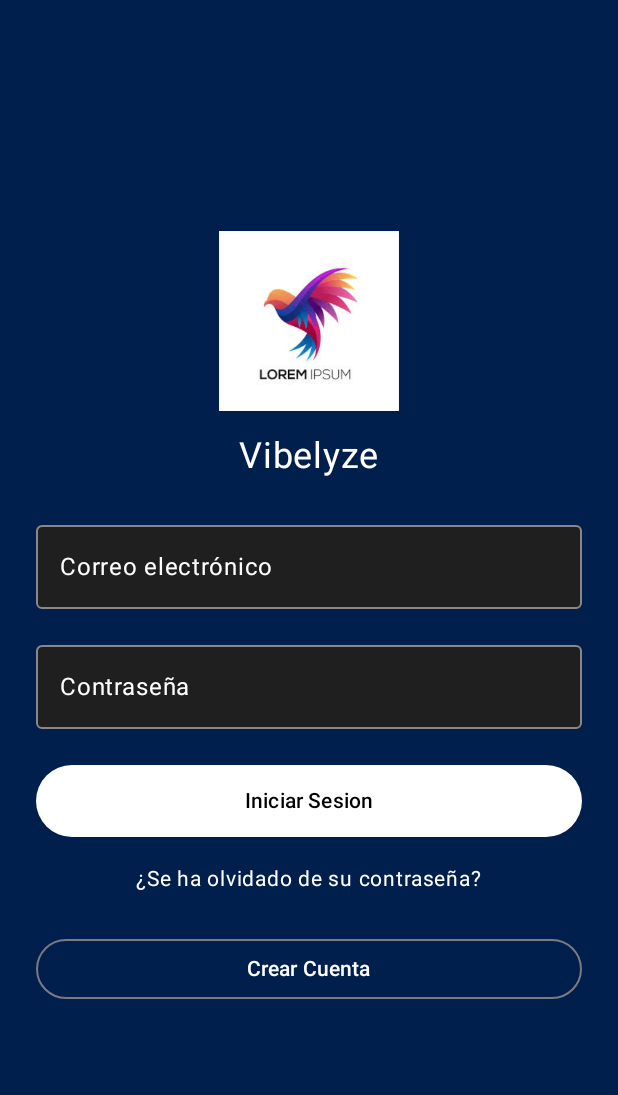
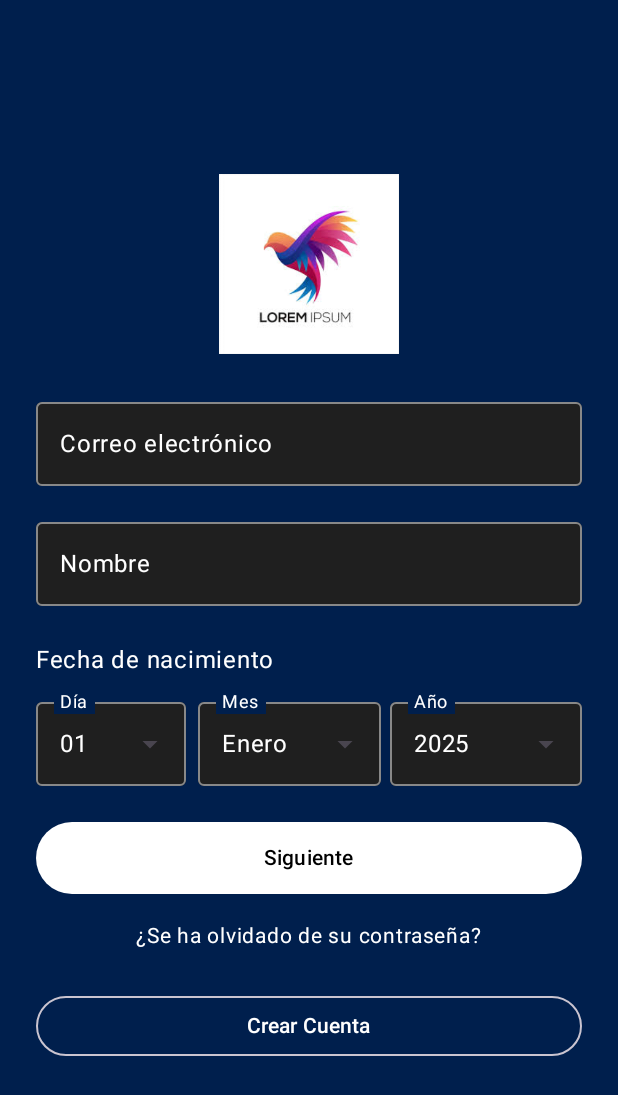
Before and after one commit to ArmandoAgui/Vibelyze, an Android app built with Jetpack Compose: the screen it shows after launch (MainActivity), after a tap on "Crear Cuenta", on a phone screen of 412 x 824 dp. Shown: the top 1095 px of the screen. Run offline under Robolectric (Android 15) with nearby library versions, the phone set to English and light mode, and no system bars.

Commit message:
:construction:se ha agregado la pantalla de SignUp pero aun falta la pantalla de confirmacion de contraseña

```diff
--- a/Vibelyze/app/build.gradle.kts
+++ b/Vibelyze/app/build.gradle.kts
@@ -40,6 +40,12 @@ android {
 }
 
 dependencies {
+
+    implementation("androidx.navigation:navigation-compose:2.7.5") // o la última versión
+    implementation("org.jetbrains.kotlinx:kotlinx-serialization-json:1.6.0") // o la que uses
+    implementation("io.coil-kt:coil-compose:2.4.0")
+    implementation("androidx.compose.material3:material3:1.1.2")
+
     implementation(libs.androidx.compose.material3)
     implementation(libs.androidx.core.ktx)
     implementation(libs.androidx.lifecycle.runtime.ktx)
--- a/Vibelyze/app/src/main/java/com/vibelyze/MainActivity.kt
+++ b/Vibelyze/app/src/main/java/com/vibelyze/MainActivity.kt
@@ -13,16 +13,34 @@ import androidx.compose.material3.Text
 import androidx.compose.runtime.Composable
 import androidx.compose.ui.Modifier
 import androidx.compose.ui.tooling.preview.Preview
+import androidx.navigation.compose.NavHost
+import androidx.navigation.compose.composable
+import androidx.navigation.compose.rememberNavController
 import com.vibelyze.ui.screens.auth.LoginScreen
+import com.vibelyze.ui.screens.auth.SignUpScreen
 import com.vibelyze.ui.theme.VibelyzeTheme
+
+
+import androidx.activity.compose.setContent
+import androidx.navigation.compose.NavHost
+import androidx.navigation.compose.composable
+import androidx.navigation.compose.rememberNavController
+
 
 class MainActivity : ComponentActivity() {
     override fun onCreate(savedInstanceState: Bundle?) {
         super.onCreate(savedInstanceState)
         setContent {
-            VibelyzeTheme {
-                Surface(color = MaterialTheme.colorScheme.background) {
-                    LoginScreen()
+            MaterialTheme {
+                val navController = rememberNavController()
+
+                NavHost(navController = navController, startDestination = "login") {
+                    composable("login") {
+                        LoginScreen(navController)
+                    }
+                    composable("signup") {
+                        SignUpScreen()
+                    }
                 }
             }
         }
--- a/Vibelyze/app/src/main/java/com/vibelyze/ui/screens/auth/LoginScreen.kt
+++ b/Vibelyze/app/src/main/java/com/vibelyze/ui/screens/auth/LoginScreen.kt
@@ -23,11 +23,20 @@ import com.vibelyze.R
 import androidx.compose.material3.*
 
 
+import androidx.compose.foundation.layout.*
+import androidx.compose.material3.*
+import androidx.compose.runtime.*
+import androidx.compose.ui.unit.dp
+import androidx.navigation.NavController
+
+
+
+
 @Composable
 fun LoginScreen(
+    navController: NavController,
     onLoginClick: () -> Unit = {},
-    onCreateAccountClick: () -> Unit = {},
-    onForgotPasswordClick: () -> Unit = {}
+    onForgotPasswordClick: () -> Unit = {},
 ) {
     var email by remember { mutableStateOf("") }
     var password by remember { mutableStateOf("") }
@@ -46,6 +55,8 @@ fun LoginScreen(
                 contentDescription = "Logo",
                 modifier = Modifier.size(120.dp)
             )
+
+
 
             Spacer(modifier = Modifier.height(16.dp))
 
@@ -119,7 +130,7 @@ fun LoginScreen(
             Spacer(modifier = Modifier.height(16.dp))
 
             OutlinedButton(
-                onClick = onCreateAccountClick,
+                onClick = { navController.navigate("signup") },
                 modifier = Modifier.fillMaxWidth(),
                 colors = ButtonDefaults.outlinedButtonColors(contentColor = Color.White)
             ) {
--- /dev/null
+++ b/Vibelyze/app/src/main/java/com/vibelyze/ui/screens/auth/SignUp.kt
@@ -0,0 +1,308 @@
+package com.vibelyze.ui.screens.auth
+
+import androidx.compose.foundation.Image
+import androidx.compose.foundation.background
+import androidx.compose.foundation.clickable
+import androidx.compose.foundation.layout.*
+import androidx.compose.material3.Button
+import androidx.compose.material3.ButtonDefaults
+import androidx.compose.material3.OutlinedButton
+import androidx.compose.material3.OutlinedTextField
+import androidx.compose.material3.Text
+import androidx.compose.runtime.*
+import androidx.compose.ui.Alignment
+import androidx.compose.ui.Modifier
+import androidx.compose.ui.graphics.Color
+import androidx.compose.ui.res.painterResource
+import androidx.compose.ui.unit.dp
+import androidx.compose.ui.unit.sp
+import androidx.compose.material3.TextFieldDefaults
+import com.vibelyze.R
+import androidx.compose.material3.*
+
+
+@Composable
+fun SignUpScreen(
+    onSignUpClick: () -> Unit = {},
+    onCreateAccountClick: () -> Unit = {},
+    onForgotPasswordClick: () -> Unit = {}
+) {
+    var email by remember { mutableStateOf("") }
+    var name by remember { mutableStateOf("") }
+
+    var selectedDate by remember { mutableStateOf(Triple("01", "Enero", "2025")) }
+
+
+    Box(
+        modifier = Modifier
+            .fillMaxSize()
+            .background(Color(0xFF001F4D)) // Fondo azul marino
+            .padding(24.dp),
+        contentAlignment = Alignment.Center
+    ) {
+        Column(horizontalAlignment = Alignment.CenterHorizontally) {
+
+            Image(
+                painter = painterResource(id = R.drawable.logo),
+                contentDescription = "Logo",
+                modifier = Modifier.size(120.dp)
+            )
+
+            Spacer(modifier = Modifier.height(24.dp))
+
+            OutlinedTextField(
+                value = email,
+                onValueChange = { email = it },
+                label = { Text("Correo electrónico", color = Color.White) },
+                textStyle = LocalTextStyle.current.copy(color = Color.White),
+                modifier = Modifier.fillMaxWidth(),
+                colors = TextFieldDefaults.colors(
+                    focusedContainerColor = Color(0xFF1F1F1F),
+                    unfocusedContainerColor = Color(0xFF1F1F1F),
+                    focusedIndicatorColor = Color.Cyan,
+                    unfocusedIndicatorColor = Color.Gray,
+                    cursorColor = Color.White
+                )
+            )
+
+            Spacer(modifier = Modifier.height(16.dp))
+
+            OutlinedTextField(
+                value = name,
+                onValueChange = { name = it },
+                label = { Text("Nombre", color = Color.White) },
+                textStyle = LocalTextStyle.current.copy(color = Color.White),
+                modifier = Modifier.fillMaxWidth(),
+                colors = TextFieldDefaults.colors(
+                    focusedContainerColor = Color(0xFF1F1F1F),
+                    unfocusedContainerColor = Color(0xFF1F1F1F),
+                    focusedIndicatorColor = Color.Cyan,
+                    unfocusedIndicatorColor = Color.Gray,
+                    cursorColor = Color.White
+                )
+            )
+
+            Spacer(modifier = Modifier.height(24.dp))
+
+            FechaDeNacimientoSelector(
+                selectedDate = selectedDate,
+                onDateSelected = { selectedDate = it },
+                selectedDay = selectedDate.first,
+                selectedMonth = selectedDate.second,
+                selectedYear = selectedDate.third,
+                onDaySelected = { newDay ->
+                    selectedDate = Triple(newDay, selectedDate.second, selectedDate.third)
+                },
+                onMonthSelected = { newMonth ->
+                    selectedDate = Triple(selectedDate.first, newMonth, selectedDate.third)
+                },
+                onYearSelected = { newYear ->
+                    selectedDate = Triple(selectedDate.first, selectedDate.second, newYear)
+                }
+            )
+
+
+
+            Spacer(modifier = Modifier.height(24.dp))
+
+
+            Button(
+                onClick = onSignUpClick,
+                modifier = Modifier
+                    .fillMaxWidth()
+                    .height(48.dp),
+                colors = ButtonDefaults.buttonColors(
+                    containerColor = Color.White,
+                    contentColor = Color.Black
+                )
+            ) {
+                Text("Siguiente")
+            }
+
+            Spacer(modifier = Modifier.height(8.dp))
+
+            Text(
+                text = "¿Se ha olvidado de su contraseña?",
+                color = Color.White,
+                fontSize = 14.sp,
+                modifier = Modifier
+                    .clickable { onForgotPasswordClick() }
+                    .padding(vertical = 8.dp)
+            )
+
+            Spacer(modifier = Modifier.height(16.dp))
+
+            OutlinedButton(
+                onClick = onCreateAccountClick,
+                modifier = Modifier.fillMaxWidth(),
+                colors = ButtonDefaults.outlinedButtonColors(contentColor = Color.White)
+            ) {
+                Text("Crear Cuenta")
+            }
+        }
+    }
+}
+
+@OptIn(ExperimentalMaterial3Api::class)
+@Composable
+fun FechaDeNacimientoSelector(
+    selectedDate: Triple<String, String, String>,
+    onDateSelected: (Triple<String, String, String>) -> Unit,
+    selectedDay: String,
+    selectedMonth: String,
+    selectedYear: String,
+    onDaySelected: (String) -> Unit,
+    onMonthSelected: (String) -> Unit,
+    onYearSelected: (String) -> Unit
+) {
+    val days = (1..31).map { it.toString().padStart(2, '0') }
+    val months = listOf(
+        "Enero", "Febrero", "Marzo", "Abril", "Mayo", "Junio",
+        "Julio", "Agosto", "Septiembre", "Octubre", "Noviembre", "Diciembre"
+    )
+    val years = (2024 downTo 1900).map { it.toString() }
+
+    var (selectedDay, selectedMonth, selectedYear) = selectedDate
+
+
+    var expandedDay by remember { mutableStateOf(false) }
+    var expandedMonth by remember { mutableStateOf(false) }
+    var expandedYear by remember { mutableStateOf(false) }
+
+    val textFieldColors = TextFieldDefaults.colors(
+        focusedIndicatorColor = Color.Cyan,
+        unfocusedIndicatorColor = Color.Gray,
+        cursorColor = Color.White,
+        focusedContainerColor = Color(0xFF1F1F1F),
+        unfocusedContainerColor = Color(0xFF1F1F1F),
+        focusedLabelColor = Color.White,
+        unfocusedLabelColor = Color.White,
+        focusedTextColor = Color.White,
+        unfocusedTextColor = Color.White
+    )
+
+
+    Column(modifier = Modifier.fillMaxWidth()) {
+        Text(
+            text = "Fecha de nacimiento",
+            color = Color.White,
+            modifier = Modifier.padding(bottom = 8.dp)
+        )
+
+        Row(modifier = Modifier.fillMaxWidth(), horizontalArrangement = Arrangement.SpaceBetween) {
+            // Día
+            ExposedDropdownMenuBox(
+                expanded = expandedDay,
+                onExpandedChange = { expandedDay = !expandedDay },
+                modifier = Modifier
+                    .weight(0.8f)
+                    .padding(end = 4.dp)
+            ) {
+                OutlinedTextField(
+                    readOnly = true,
+                    value = selectedDay,
+                    onValueChange = {},
+                    label = { Text("Día", color = Color.White) },
+                    trailingIcon = { ExposedDropdownMenuDefaults.TrailingIcon(expanded = expandedDay) },
+                    colors = textFieldColors,
+                    modifier = Modifier
+                        .menuAnchor()
+                        .fillMaxWidth()
+                )
+                ExposedDropdownMenu(
+                    expanded = expandedDay,
+                    onDismissRequest = { expandedDay = false }
+                ) {
+                    days.forEach {
+                        DropdownMenuItem(
+                            text = { Text(it, color = Color.White) },
+                            onClick = {
+                                selectedDay = it
+                                expandedDay = false
+                                onDaySelected(it)
+                                onDateSelected(Triple(selectedDay, selectedMonth, selectedYear))
+                            }
+                        )
+                    }
+                }
+            }
+
+            // Mes
+            ExposedDropdownMenuBox(
+                expanded = expandedMonth,
+                onExpandedChange = { expandedMonth = !expandedMonth },
+                modifier = Modifier
+                    .weight(1f) // Aumentamos el ancho para el mes
+                    .padding(horizontal = 4.dp)
+            ) {
+                OutlinedTextField(
+                    readOnly = true,
+                    value = selectedMonth,
+                    onValueChange = {},
+                    label = { Text("Mes", color = Color.White) },
+                    trailingIcon = { ExposedDropdownMenuDefaults.TrailingIcon(expanded = expandedMonth) },
+                    colors = textFieldColors,
+                    modifier = Modifier
+                        .menuAnchor()
+                        .fillMaxWidth()
+                )
+                ExposedDropdownMenu(
+                    expanded = expandedMonth,
+                    onDismissRequest = { expandedMonth = false }
+                ) {
+                    months.forEach {
+                        DropdownMenuItem(
+                            text = { Text(it, color = Color.White) },
+                            onClick = {
+                                selectedMonth = it
+                                expandedMonth = false
+                                onMonthSelected(it)
+                                onDateSelected(Triple(selectedDay, selectedMonth, selectedYear))
+                            }
+                        )
+                    }
+                }
+            }
+
+            // Año
+            ExposedDropdownMenuBox(
+                expanded = expandedYear,
+                onExpandedChange = { expandedYear = !expandedYear },
+                modifier = Modifier
+                    .weight(1f)
+                    .padding(start = 2.dp)
+            ) {
+                OutlinedTextField(
+                    readOnly = true,
+                    value = selectedYear.toString(),
+                    onValueChange = {},
+                    label = { Text("Año", color = Color.White) },
+                    trailingIcon = { ExposedDropdownMenuDefaults.TrailingIcon(expanded = expandedYear) },
+                    colors = textFieldColors,
+                    singleLine = true,
+                    maxLines = 1,
+                    isError = false,
+                    modifier = Modifier
+                        .width(10000.dp)
+                        .menuAnchor()
+                )
+                ExposedDropdownMenu(
+                    expanded = expandedYear,
+                    onDismissRequest = { expandedYear = false }
+                ) {
+                    years.forEach {
+                        DropdownMenuItem(
+                            text = { Text(it.toString(), color = Color.White) },
+                            onClick = {
+                                selectedYear = it
+                                expandedYear = false
+                                onYearSelected(it)
+                                onDateSelected(Triple(selectedDay, selectedMonth, selectedYear))
+                            }
+                        )
+                    }
+                }
+            }
+        }
+    }
+}
```
